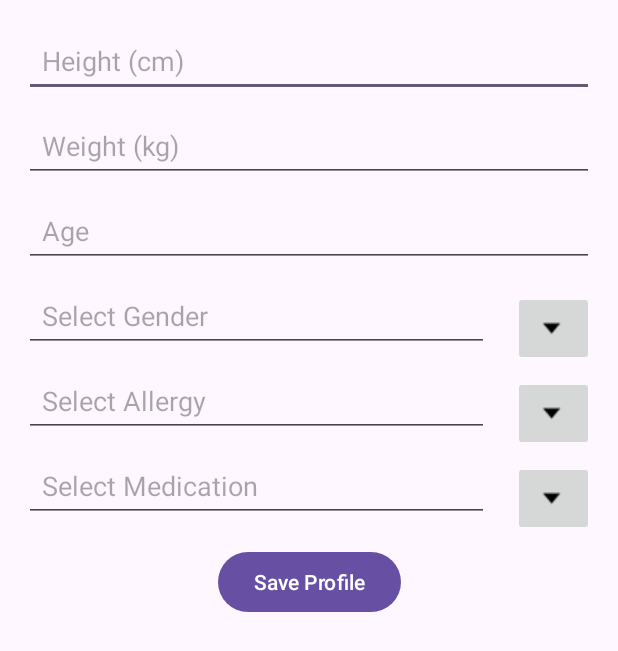
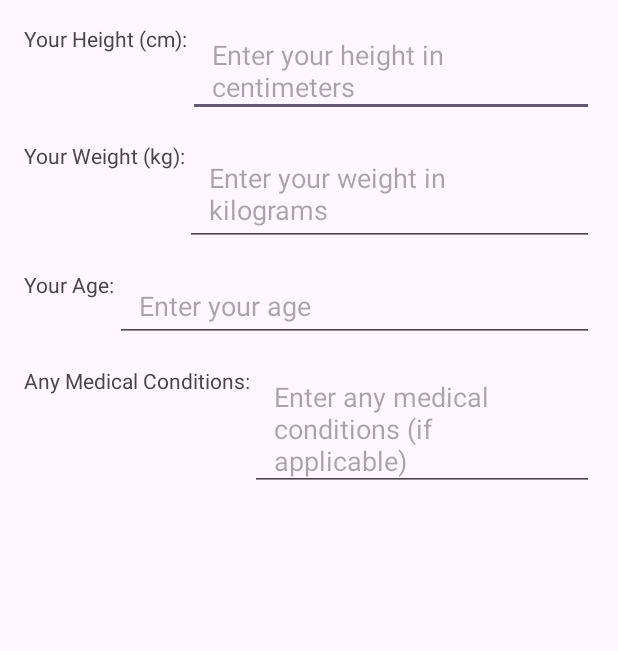
Before and after one commit to Vinay89824/FitBuddy, an Android app: the personal_profile screen opened directly, with no data from a screen before it, on a phone screen of 412 x 824 dp. Shown: the top 651 px of the screen. Run offline under Robolectric (Android 15) with nearby library versions, the phone set to English and light mode, and no system bars.

Commit message:
vinay Marella(s565587)

```diff
--- a/app/src/main/java/com/example/fitbuddy/personal_profile.java
+++ b/app/src/main/java/com/example/fitbuddy/personal_profile.java
@@ -1,14 +1,62 @@
 package com.example.fitbuddy;
-
+import android.content.SharedPreferences;
+import android.os.Bundle;
+import android.preference.PreferenceManager;
+import android.widget.EditText;
 import androidx.appcompat.app.AppCompatActivity;
-
-import android.os.Bundle;
-
 public class personal_profile extends AppCompatActivity {
-
+    private EditText editTextHeight;
+    private EditText editTextWeight;
+    private EditText editTextAge;
+    private EditText editTextMedicalConditions;
     @Override
     protected void onCreate(Bundle savedInstanceState) {
         super.onCreate(savedInstanceState);
         setContentView(R.layout.activity_personal_profile);
+// Initialize EditText fields
+        editTextHeight = findViewById(R.id.editTextHeight);
+        editTextWeight = findViewById(R.id.editTextWeight);
+        editTextAge = findViewById(R.id.editTextAge);
+        editTextMedicalConditions = findViewById(R.id.editTextMedicalConditions);
+// Load existing user profile data if needed
+        loadUserProfileData();
+    }
+    // Load existing user profile data (if available)
+    private void loadUserProfileData() {
+// Retrieve saved data from SharedPreferences
+        SharedPreferences sharedPreferences = PreferenceManager.getDefaultSharedPreferences(this);
+        String savedHeight = sharedPreferences.getString("user_height", "");
+        String savedWeight = sharedPreferences.getString("user_weight", "");
+        String savedAge = sharedPreferences.getString("user_age", "");
+        String savedMedicalConditions = sharedPreferences.getString("user_medical_conditions", "");
+// Set the retrieved data to the corresponding EditText fields
+        editTextHeight.setText(savedHeight);
+        editTextWeight.setText(savedWeight);
+        editTextAge.setText(savedAge);
+        editTextMedicalConditions.setText(savedMedicalConditions);
+    }
+    // Save user profile data
+    private void saveUserProfileData() {
+// Retrieve the entered values from EditText fields
+        String height = editTextHeight.getText().toString();
+        String weight = editTextWeight.getText().toString();
+        String age = editTextAge.getText().toString();
+        String medicalConditions = editTextMedicalConditions.getText().toString();
+// Get a SharedPreferences.Editor instance to edit SharedPreferences
+        SharedPreferences sharedPreferences = PreferenceManager.getDefaultSharedPreferences(this);
+        SharedPreferences.Editor editor = sharedPreferences.edit();
+// Save the entered values to SharedPreferences
+        editor.putString("user_height", height);
+        editor.putString("user_weight", weight);
+        editor.putString("user_age", age);
+        editor.putString("user_medical_conditions", medicalConditions);
+// Apply the changes
+        editor.apply();
+    }
+    @Override
+    protected void onPause() {
+        super.onPause();
+// Save user profile data when the activity is paused
+        saveUserProfileData();
     }
 }
--- a/app/src/main/res/layout/activity_personal_profile.xml
+++ b/app/src/main/res/layout/activity_personal_profile.xml
@@ -1,134 +1,88 @@
 <?xml version="1.0" encoding="utf-8"?>
-<androidx.constraintlayout.widget.ConstraintLayout
-    xmlns:android="http://schemas.android.com/apk/res/android"
+<androidx.constraintlayout.widget.ConstraintLayout xmlns:android="http://schemas.android.com/apk/res/android"
     xmlns:app="http://schemas.android.com/apk/res-auto"
     android:layout_width="match_parent"
-    android:layout_height="match_parent">
-
+    android:layout_height="match_parent"
+    android:padding="16dp">
+    <TextView
+        android:id="@+id/labelHeight"
+        android:layout_width="wrap_content"
+        android:layout_height="wrap_content"
+        android:text="Your Height (cm):"
+        app:layout_constraintStart_toStartOf="parent"
+        app:layout_constraintTop_toTopOf="parent" />
     <EditText
         android:id="@+id/editTextHeight"
         android:layout_width="0dp"
         android:layout_height="wrap_content"
-        android:hint="Height (cm)"
+        android:hint="Enter your height in centimeters"
+        app:layout_constraintEnd_toEndOf="parent"
+        app:layout_constraintStart_toEndOf="@+id/labelHeight"
+        app:layout_constraintTop_toTopOf="@+id/labelHeight"
+        android:paddingStart="16dp"
+        android:paddingEnd="16dp"
+        android:paddingTop="8dp"
+        android:paddingBottom="8dp" />
+    <TextView
+        android:id="@+id/labelWeight"
+        android:layout_width="wrap_content"
+        android:layout_height="wrap_content"
+        android:text="Your Weight (kg):"
         app:layout_constraintStart_toStartOf="parent"
-        app:layout_constraintEnd_toEndOf="parent"
-        app:layout_constraintTop_toTopOf="parent"
-        android:layout_marginStart="16dp"
-        android:layout_marginEnd="16dp"
-        android:layout_marginTop="16dp"
-        android:inputType="numberDecimal"
-        android:padding="12dp"/>
-
+        app:layout_constraintTop_toBottomOf="@+id/editTextHeight"
+        android:layout_marginTop="16dp"/>
     <EditText
         android:id="@+id/editTextWeight"
         android:layout_width="0dp"
         android:layout_height="wrap_content"
-        android:hint="Weight (kg)"
+        android:hint="Enter your weight in kilograms"
+        app:layout_constraintEnd_toEndOf="parent"
+        app:layout_constraintStart_toEndOf="@+id/labelWeight"
+        app:layout_constraintTop_toTopOf="@+id/labelWeight"
+        android:paddingStart="16dp"
+        android:paddingEnd="16dp"
+        android:paddingTop="12dp"
+        android:paddingBottom="12dp"/>
+    <TextView
+        android:id="@+id/labelAge"
+        android:layout_width="wrap_content"
+        android:layout_height="wrap_content"
+        android:text="Your Age:"
         app:layout_constraintStart_toStartOf="parent"
-        app:layout_constraintEnd_toEndOf="parent"
-        app:layout_constraintTop_toBottomOf="@id/editTextHeight"
-        android:layout_marginStart="16dp"
-        android:layout_marginEnd="16dp"
-        android:layout_marginTop="8dp"
-        android:inputType="numberDecimal"
-        android:padding="12dp"/>
-
+        app:layout_constraintTop_toBottomOf="@+id/editTextWeight"
+        android:layout_marginTop="16dp"/>
     <EditText
         android:id="@+id/editTextAge"
         android:layout_width="0dp"
         android:layout_height="wrap_content"
-        android:hint="Age"
+        android:hint="Enter your age"
+        app:layout_constraintEnd_toEndOf="parent"
+        app:layout_constraintStart_toEndOf="@+id/labelAge"
+        app:layout_constraintTop_toTopOf="@+id/labelAge"
+        android:minHeight="48dp"
+        android:paddingStart="16dp"
+        android:paddingEnd="16dp"
+        android:paddingTop="8dp"
+        android:paddingBottom="8dp"/>
+    <TextView
+        android:id="@+id/labelMedicalConditions"
+        android:layout_width="wrap_content"
+        android:layout_height="wrap_content"
+        android:text="Any Medical Conditions:"
         app:layout_constraintStart_toStartOf="parent"
-        app:layout_constraintEnd_toEndOf="parent"
-        app:layout_constraintTop_toBottomOf="@id/editTextWeight"
-        android:layout_marginStart="16dp"
-        android:layout_marginEnd="16dp"
-        android:layout_marginTop="8dp"
-        android:inputType="number"
-        android:padding="12dp"/>
-
-    <androidx.appcompat.widget.AppCompatAutoCompleteTextView
-        android:id="@+id/autocompleteGender"
+        app:layout_constraintTop_toBottomOf="@+id/editTextAge"
+        android:layout_marginTop="16dp"/>
+    <EditText
+        android:id="@+id/editTextMedicalConditions"
         android:layout_width="0dp"
         android:layout_height="wrap_content"
-        android:hint="Select Gender"
-        app:layout_constraintStart_toStartOf="parent"
-        app:layout_constraintEnd_toStartOf="@id/btnGenderDropdown"
-        app:layout_constraintTop_toBottomOf="@id/editTextAge"
-        android:layout_marginStart="16dp"
-        android:layout_marginEnd="16dp"
-        android:layout_marginTop="8dp"
-        android:padding="12dp"/>
-
-    <ImageButton
-        android:id="@+id/btnGenderDropdown"
-        android:layout_width="wrap_content"
-        android:layout_height="wrap_content"
-        android:src="@drawable/dropdown"
-        android:contentDescription="@string/gender_dropdown_description"
-        app:layout_constraintTop_toTopOf="@id/autocompleteGender"
+        android:hint="Enter any medical conditions (if applicable)"
         app:layout_constraintEnd_toEndOf="parent"
-        android:layout_marginTop="8dp"
-        android:layout_marginEnd="16dp"/>
-
-    <androidx.appcompat.widget.AppCompatAutoCompleteTextView
-        android:id="@+id/autocompleteAllergies"
-        android:layout_width="0dp"
-        android:layout_height="wrap_content"
-        android:hint="Select Allergy"
-        app:layout_constraintStart_toStartOf="parent"
-        app:layout_constraintEnd_toStartOf="@id/btnAllergiesDropdown"
-        app:layout_constraintTop_toBottomOf="@id/autocompleteGender"
-        android:layout_marginStart="16dp"
-        android:layout_marginEnd="16dp"
-        android:layout_marginTop="8dp"
-        android:padding="12dp"/>
-
-    <ImageButton
-        android:id="@+id/btnAllergiesDropdown"
-        android:layout_width="wrap_content"
-        android:layout_height="wrap_content"
-        android:src="@drawable/dropdown"
-        android:contentDescription="@string/allergies_dropdown_description"
-        app:layout_constraintTop_toTopOf="@id/autocompleteAllergies"
-        app:layout_constraintEnd_toEndOf="parent"
-        android:layout_marginTop="8dp"
-        android:layout_marginEnd="16dp"/>
-
-    <androidx.appcompat.widget.AppCompatAutoCompleteTextView
-        android:id="@+id/autocompleteMedications"
-        android:layout_width="0dp"
-        android:layout_height="wrap_content"
-        android:hint="Select Medication"
-        app:layout_constraintStart_toStartOf="parent"
-        app:layout_constraintEnd_toStartOf="@id/btnMedicationsDropdown"
-        app:layout_constraintTop_toBottomOf="@id/autocompleteAllergies"
-        android:layout_marginStart="16dp"
-        android:layout_marginEnd="16dp"
-        android:layout_marginTop="8dp"
-        android:padding="12dp"/>
-
-    <ImageButton
-        android:id="@+id/btnMedicationsDropdown"
-        android:layout_width="wrap_content"
-        android:layout_height="wrap_content"
-        android:src="@drawable/dropdown"
-        android:contentDescription="@string/medications_dropdown_description"
-        app:layout_constraintTop_toTopOf="@id/autocompleteMedications"
-        app:layout_constraintEnd_toEndOf="parent"
-        android:layout_marginTop="8dp"
-        android:layout_marginEnd="16dp"/>
-
-    <Button
-        android:id="@+id/buttonSaveProfile"
-        android:layout_width="wrap_content"
-        android:layout_height="wrap_content"
-        android:text="Save Profile"
-        app:layout_constraintTop_toBottomOf="@id/autocompleteMedications"
-        app:layout_constraintStart_toStartOf="parent"
-        app:layout_constraintEnd_toEndOf="parent"
-        android:layout_marginStart="16dp"
-        android:layout_marginEnd="16dp"
-        android:layout_marginTop="16dp"/>
-
+        app:layout_constraintStart_toEndOf="@+id/labelMedicalConditions"
+        app:layout_constraintTop_toTopOf="@+id/labelMedicalConditions"
+        android:paddingStart="16dp"
+        android:paddingEnd="16dp"
+        android:paddingTop="8dp"
+        android:paddingBottom="8dp" />
+    <!-- Add other views as needed -->
 </androidx.constraintlayout.widget.ConstraintLayout>
```
